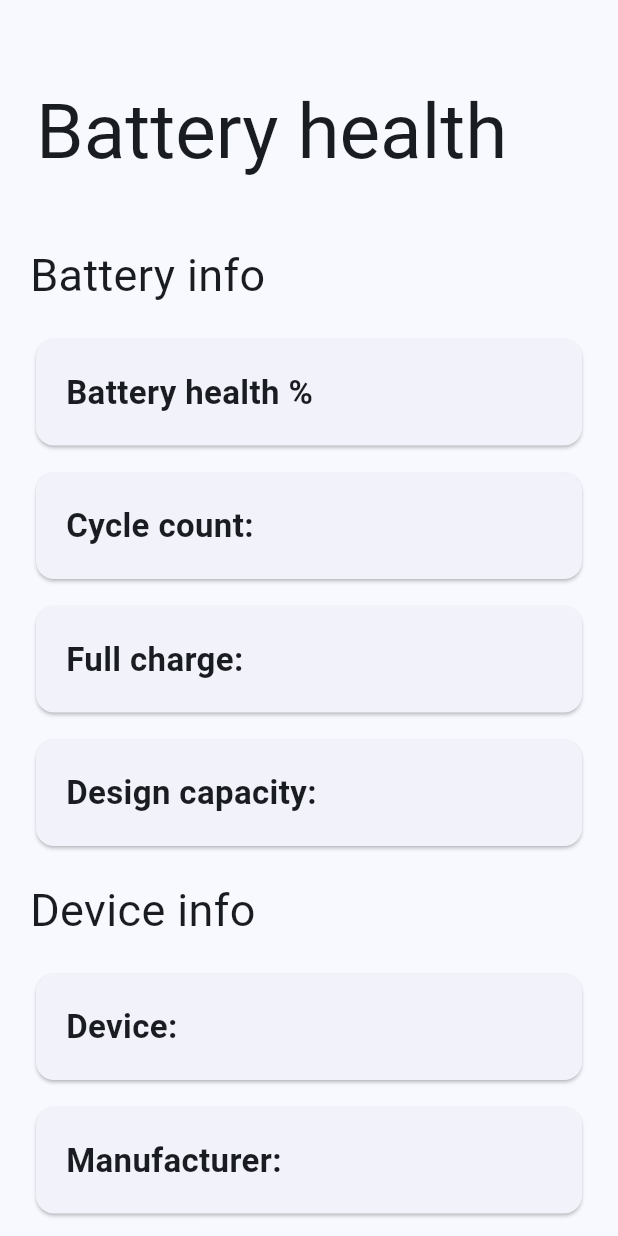
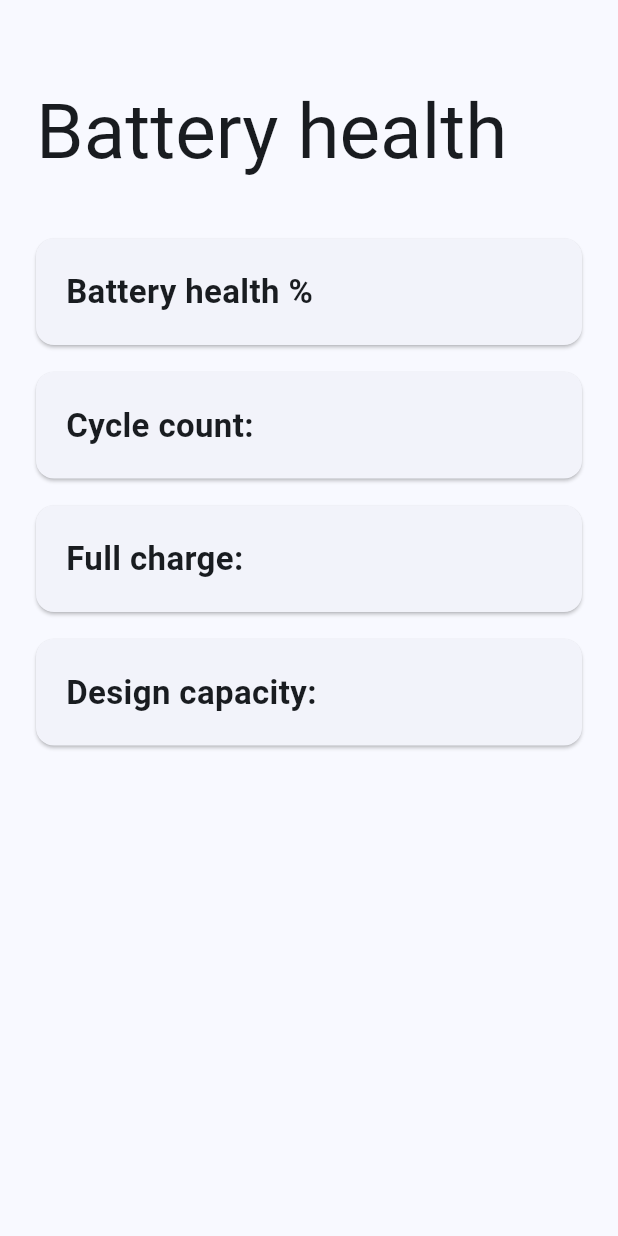
Before and after one commit to Maciek-Hetman/battery_health, a Flutter app: the BatteryHealthView widget shown alone on an empty page, opened directly with empty values, on a phone screen of 412 x 824 dp. Run offline on Flutter 3.47's test engine with Material 2 defaults, Android fonts, the phone set to English and light mode, and no system bars; drawn by our look-alikes of dynamic_color; our stand-ins replace device_info_plus, loading_indicator; missing offline and left inert: root.

Commit message:
remove unnecessary garbage

```diff
--- a/lib/battery_health_view.dart
+++ b/lib/battery_health_view.dart
@@ -41,29 +41,10 @@ class BatteryHealthView extends StatelessWidget {
         ),
         SliverList(
           delegate: SliverChildListDelegate([
-            Container(
-                padding:
-                    const EdgeInsets.symmetric(horizontal: 20, vertical: 12),
-                child:
-                    const Text('Battery info', style: TextStyle(fontSize: 30))),
             CustomCard("Battery health $_batteryHealth%"),
             CustomCard("Cycle count: $_cycleCount"),
             CustomCard("Full charge: $_fullChargeReadable"),
             CustomCard("Design capacity: $_designCapacityReadable"),
-            Container(
-              padding: const EdgeInsets.symmetric(horizontal: 20, vertical: 12),
-              child: const Text(
-                "Device info",
-                style: TextStyle(
-                  fontSize: 30,
-                  // fontWeight: FontWeight.bold,
-                ),
-              ),
-            ),
-            CustomCard("Device: $_deviceName"),
-            CustomCard("Manufacturer: $_deviceManufacturer"),
-            CustomCard("Android version: $_deviceAndroidVersion"),
-            CustomCard("Root access: $_rootAccess"),
           ]),
         )
       ],
```
